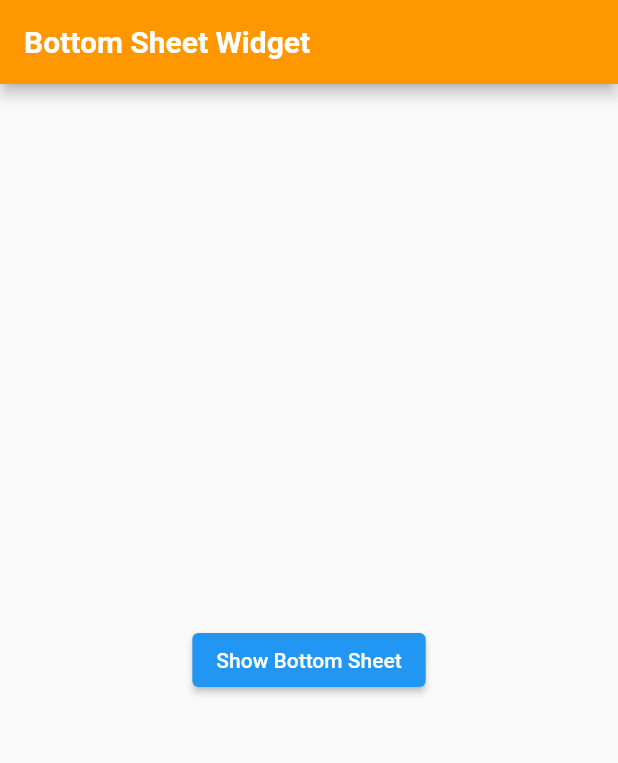
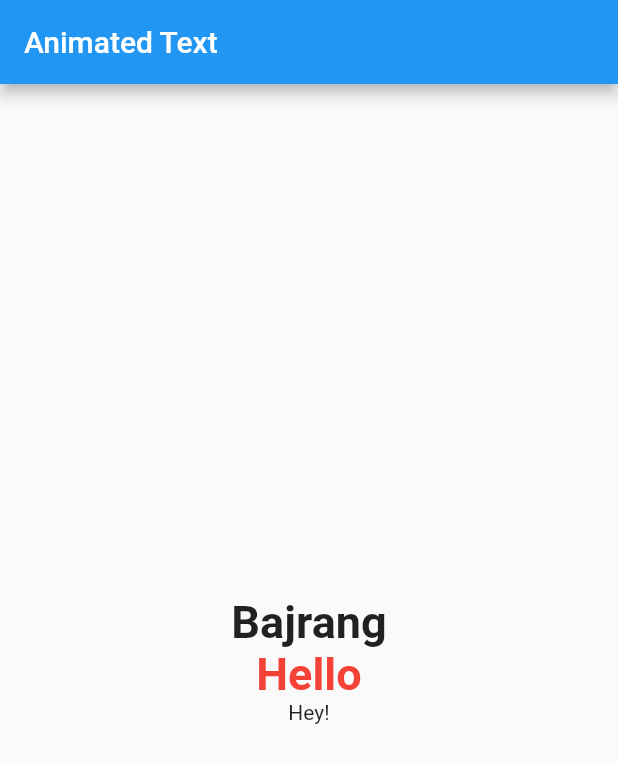
Before and after one commit to Bajrang-Choudhary/FlutterConcepts, a Flutter app: the screen it shows after launch, on a phone screen of 412 x 824 dp. Shown: the top 763 px of the screen. Run offline on Flutter 3.47's test engine with Material 2 defaults, Android fonts, the phone set to English and light mode, and no system bars; drawn by our look-alikes of animated_text_kit; our stand-ins replace cached_network_image.

Commit message:
Animated Text

```diff
--- /dev/null
+++ b/lib/Widgets/animated_text.dart
@@ -0,0 +1,43 @@
+import 'package:animated_text_kit/animated_text_kit.dart';
+import 'package:flutter/material.dart';
+
+// We have added a package for these animations in pubspec.yaml named "animated_text_kit:"
+class AnimatedTextWidget extends StatelessWidget {
+  const AnimatedTextWidget({super.key});
+
+  @override
+  Widget build(BuildContext context) {
+    return Scaffold(
+      appBar: AppBar(
+        title: const Text('Animated Text'),
+      ),
+      body: Center(
+        child: Column(
+          mainAxisAlignment: MainAxisAlignment.center,
+          children: [
+          ///////////////////
+          AnimatedTextKit(animatedTexts: [
+            TypewriterAnimatedText('Bajrang', textStyle: const TextStyle(fontSize: 30,fontWeight: FontWeight.bold),
+            speed: const Duration(milliseconds: 200))
+          ],
+          totalRepeatCount: 4,
+          displayFullTextOnTap: true,
+          stopPauseOnTap: true,),
+          ///////////////////
+          AnimatedTextKit(animatedTexts: [
+            RotateAnimatedText('Hello', textStyle:const TextStyle(fontSize: 30,fontWeight: FontWeight.bold,color: Colors.red),),
+            RotateAnimatedText('Beautiful', textStyle:const TextStyle(fontSize: 30,fontWeight: FontWeight.bold,color: Colors.red),),
+            RotateAnimatedText('World', textStyle:const TextStyle(fontSize: 30,fontWeight: FontWeight.bold,color: Colors.red),)
+          ],),
+          ////////////////////
+          AnimatedTextKit(animatedTexts: [
+            WavyAnimatedText('Hey!'),
+            WavyAnimatedText('Programmer')
+          ])
+
+
+        ]),
+      ),
+    );
+  }
+}
--- a/lib/main.dart
+++ b/lib/main.dart
@@ -1,4 +1,5 @@
 import 'package:containers_sizedbox/Widgets/alert.dart';
+import 'package:containers_sizedbox/Widgets/animated_text.dart';
 import 'package:containers_sizedbox/Widgets/bottomsheet.dart';
 import 'package:containers_sizedbox/Widgets/buttons.dart';
 import 'package:containers_sizedbox/Widgets/dismissible.dart';
@@ -26,7 +27,7 @@ class MyApp extends StatelessWidget {
         // appBarTheme: const AppBarTheme(backgroundColor: Colors.green),
       ),
       // home: const Container_Sized(),
-      home: const BottomSheetWidget(),
+      home: const AnimatedTextWidget()
     );
   }
 }
--- a/pubspec.yaml
+++ b/pubspec.yaml
@@ -31,7 +31,7 @@ dependencies:
   flutter:
     sdk: flutter
   cached_network_image:
-
+  animated_text_kit:
 
   # The following adds the Cupertino Icons font to your application.
   # Use with the CupertinoIcons class for iOS style icons.
```
Also changed, not shown: pubspec.lock.
